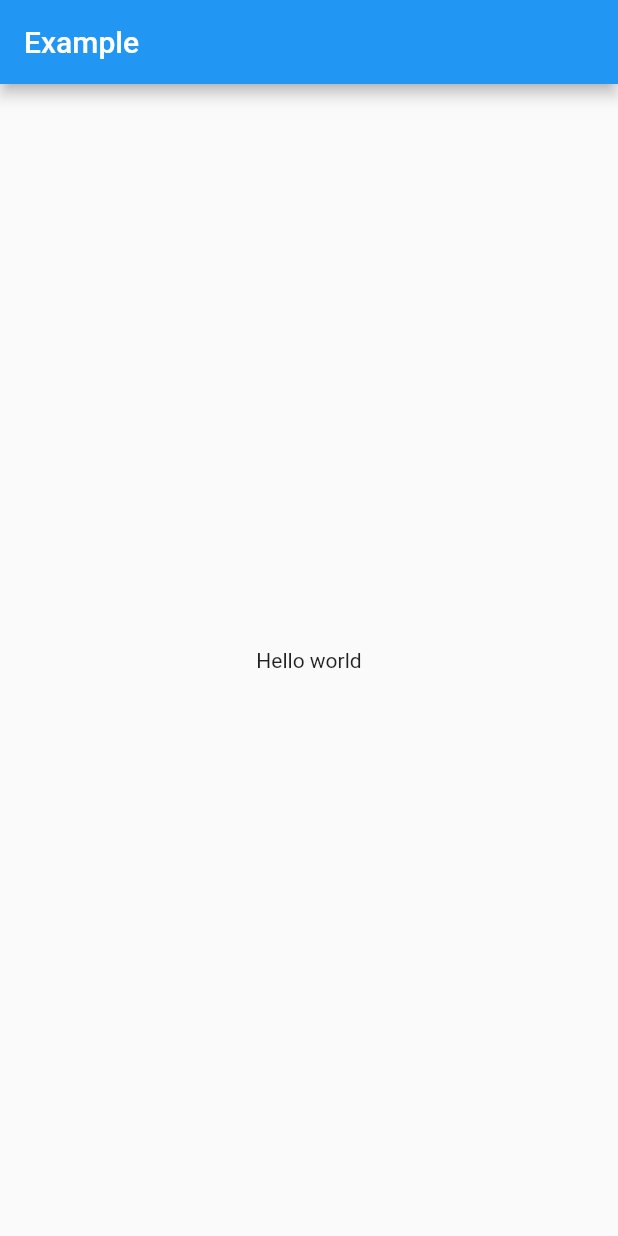
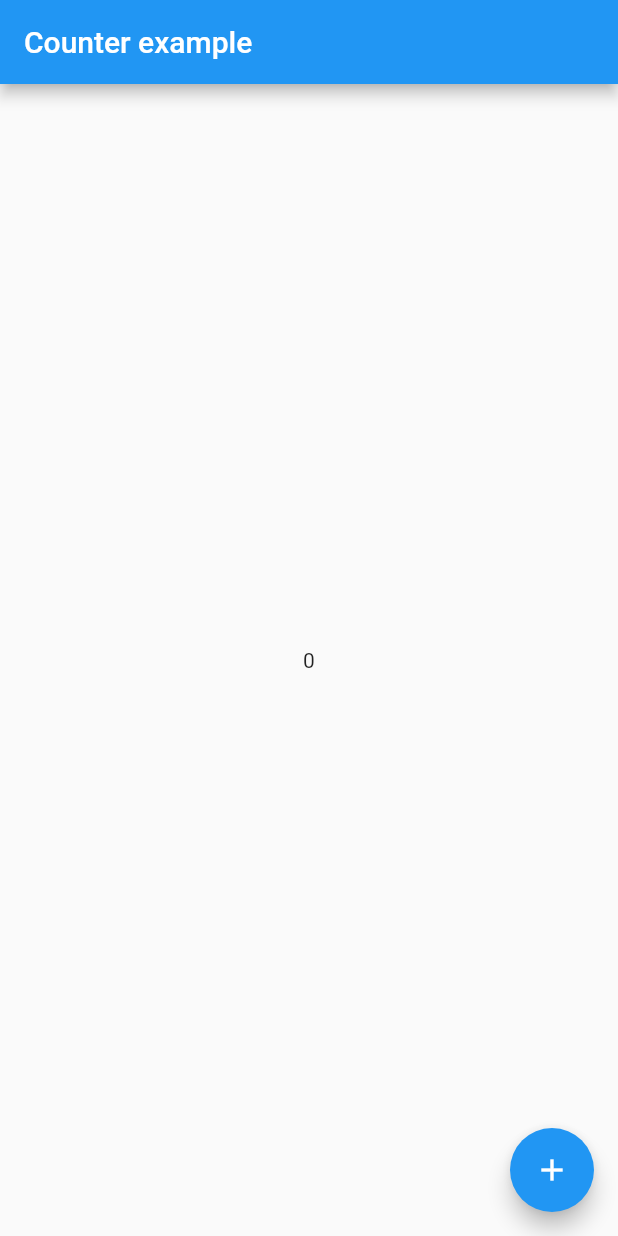
Before and after one commit to jiyeonjoy/flutter_riverpod_app, a Flutter app: the screen it shows after launch, on a phone screen of 412 x 824 dp. Run offline on Flutter 3.47's test engine with Material 2 defaults, Android fonts, the phone set to English and light mode, and no system bars; our stand-ins replace flutter_riverpod, riverpod_annotation; generated files the repository leaves out were written again.

Commit message:
added runCounterApp

```diff
--- /dev/null
+++ b/lib/counter/counter_app.dart
@@ -0,0 +1,58 @@
+import 'package:flutter/material.dart';
+import 'package:flutter_riverpod/flutter_riverpod.dart';
+import 'package:riverpod_annotation/riverpod_annotation.dart';
+
+part 'counter_app.g.dart';
+
+// A Counter example implemented with riverpod
+
+void runCounterApp() {
+  runApp(
+    // Adding ProviderScope enables Riverpod for the entire project
+    const ProviderScope(child: CounterApp()),
+  );
+}
+
+class CounterApp extends StatelessWidget {
+  const CounterApp({super.key});
+
+  @override
+  Widget build(BuildContext context) {
+    return const MaterialApp(home: Home());
+  }
+}
+
+/// Annotating a class by `@riverpod` defines a new shared state for your application,
+/// accessible using the generated [counterProvider].
+/// This class is both responsible for initializing the state (through the [build] method)
+/// and exposing ways to modify it (cf [increment]).
+@riverpod
+class Counter extends _$Counter {
+  /// Classes annotated by `@riverpod` **must** define a [build] function.
+  /// This function is expected to return the initial state of your shared state.
+  /// It is totally acceptable for this function to return a [Future] or [Stream] if you need to.
+  /// You can also freely define parameters on this method.
+  @override
+  int build() => 0;
+
+  void increment() => state++;
+}
+
+class Home extends ConsumerWidget {
+  const Home({super.key});
+
+  @override
+  Widget build(BuildContext context, WidgetRef ref) {
+    return Scaffold(
+      appBar: AppBar(title: const Text('Counter example')),
+      body: Center(
+        child: Text('${ref.watch(counterProvider)}'),
+      ),
+      floatingActionButton: FloatingActionButton(
+        // The read method is a utility to read a provider without listening to it
+        onPressed: () => ref.read(counterProvider.notifier).increment(),
+        child: const Icon(Icons.add),
+      ),
+    );
+  }
+}
--- a/lib/main.dart
+++ b/lib/main.dart
@@ -1,5 +1,5 @@
-import 'package:flutter_riverpod_app/hello_world/hello_world_app.dart';
+import 'package:flutter_riverpod_app/counter/counter_app.dart';
 
 void main() {
-  runHelloWorldApp();
+  runCounterApp();
 }
```
Also changed, not shown: lib/counter/counter_app.g.dart (added).
